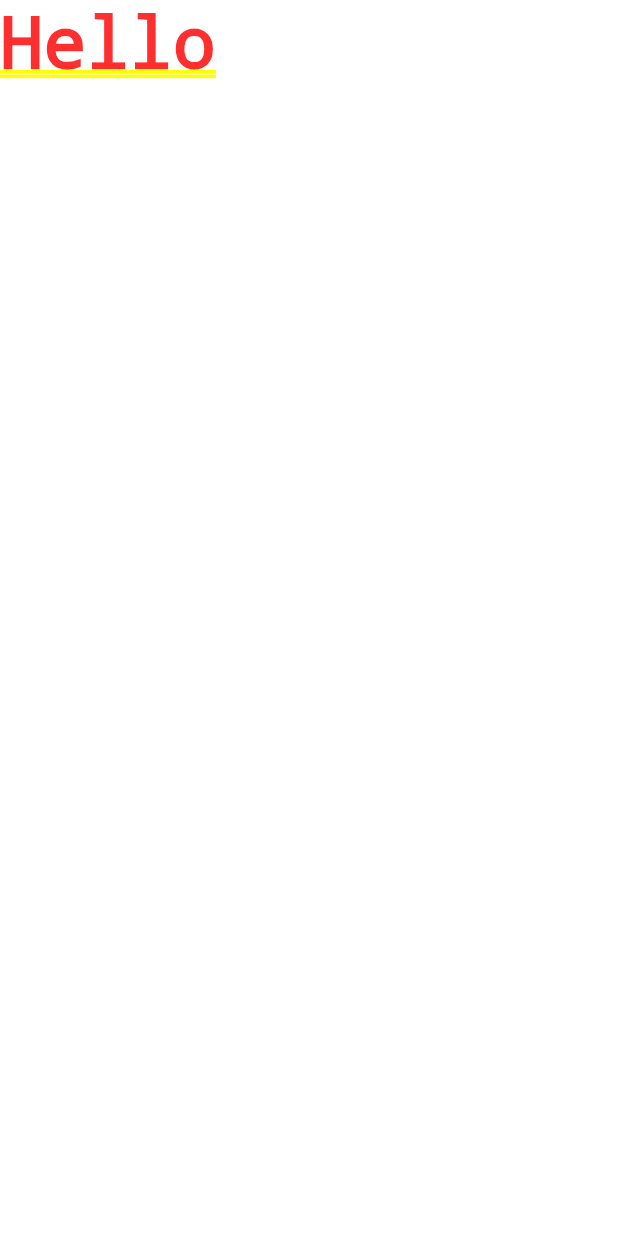
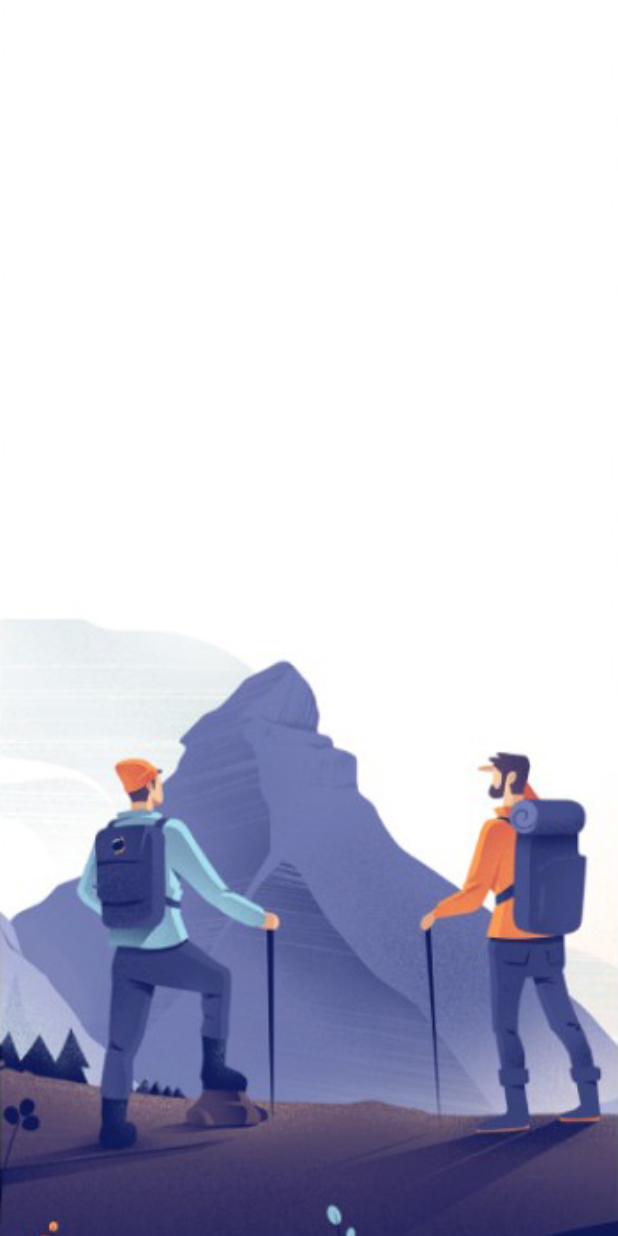
Before and after one commit to Thae00/trips, a Flutter app: the screen it shows after launch, on a phone screen of 412 x 824 dp. Run offline on Flutter 3.47's test engine with Material 2 defaults, Android fonts, the phone set to English and light mode, and no system bars.

Commit message:
img Carousel Slider

```diff
--- a/lib/main.dart
+++ b/lib/main.dart
@@ -1,4 +1,5 @@
 import 'package:flutter/material.dart';
+import 'package:trips/pages/welcome_page.dart';
 
 void main() {
   runApp(MyApp());
@@ -10,13 +11,12 @@ class MyApp extends StatelessWidget {
   @override
   Widget build(BuildContext context) {
     return MaterialApp(
+      debugShowCheckedModeBanner: false,
       title: 'Flutter Trips',
       theme: ThemeData(
         primarySwatch: Colors.blue,
       ),
-      home: Container(
-        child: Text('Hello'),
-      ),
+      home: WelcomePage(),
     );
   }
 }
--- /dev/null
+++ b/lib/pages/welcome_page.dart
@@ -0,0 +1,40 @@
+import 'package:flutter/cupertino.dart';
+import 'package:flutter/material.dart';
+
+class WelcomePage extends StatefulWidget {
+  @override
+  _WelcomePageState createState() => _WelcomePageState();
+}
+
+class _WelcomePageState extends State<WelcomePage> {
+
+  List images = [
+    "welcome-one.png",
+    "welcome-two.png",
+    "welcome-three.png",
+  ];
+
+  @override
+  Widget build(BuildContext context) {
+    return Scaffold(
+      body: PageView.builder(
+        scrollDirection: Axis.vertical,
+        itemCount: images.length,
+        itemBuilder: (context, index) {
+          return Container(
+            width: double.maxFinite,
+            height: double.maxFinite,
+            decoration: BoxDecoration(
+              image: DecorationImage(
+                image: AssetImage(
+                  "assets/img/" + images[index]
+                ),
+                fit: BoxFit.cover,
+              ),
+            ),
+          );
+        },
+      ),
+    );
+  }
+}
```
